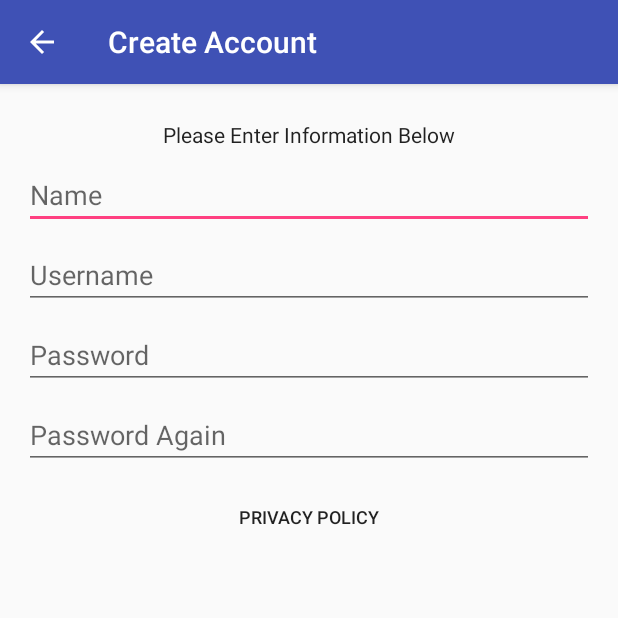
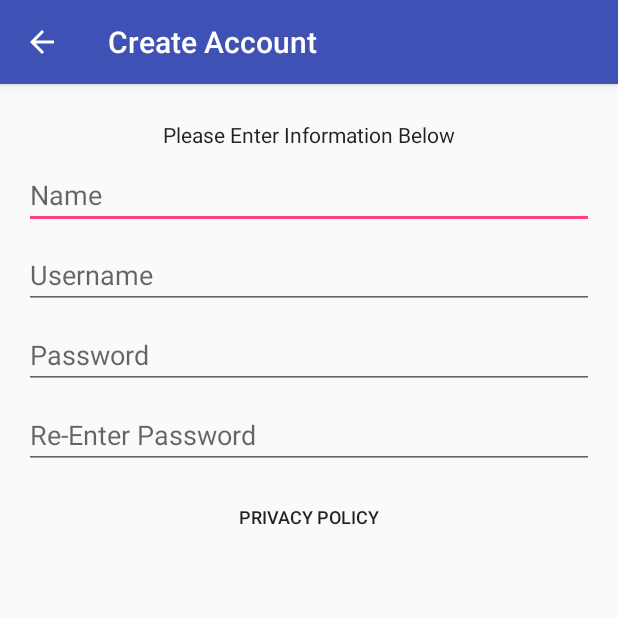
Before and after one commit to Mabrey/HouseKeep, an Android app: the AccountCreateActivity screen opened directly, with no data from a screen before it, on a phone screen of 412 x 824 dp, the top half of it. Run offline under Robolectric (Android 15) with nearby library versions, the phone set to English and light mode, and no system bars.

Commit message:
Changed Re-Enter Password String

```diff
--- a/app/src/main/res/values/strings.xml
+++ b/app/src/main/res/values/strings.xml
@@ -22,7 +22,7 @@
     <string name="action_profile">Profile</string>
     <string name="please_input_account_info">Please Enter Information Below</string>
     <string name="enter_name">Name</string>
-    <string name="prompt_password_again">Password Again</string>
+    <string name="prompt_password_again">Re-Enter Password</string>
     <string name="sign_up_consent_warning">By selecting \"Sign Up\" you agree to let us use your information to figure out what the hell we are trying to do. Thanks! P.S. Please don\'t use your normal password.</string>
     <string name="privacy_policy">Privacy Policy</string>
     <string name="sign_up">Sign Up</string>
```
